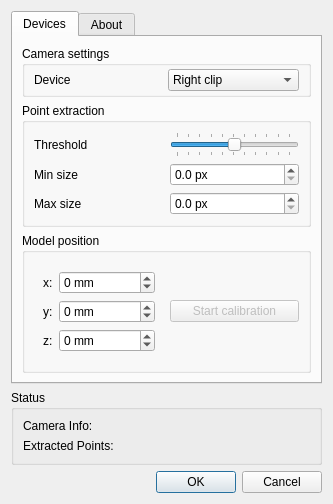
The window that tracker-pt/FTNoIR_PT_Controls.ui (KingMV/opentrack) describes before a commit, drawn with Qt 5.
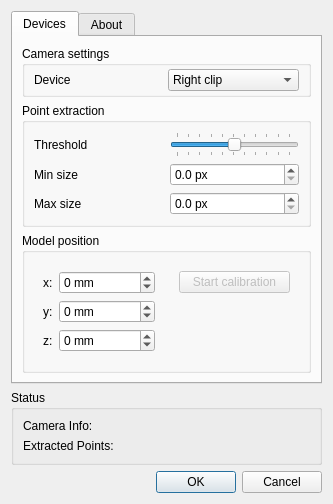
The same window after the commit. Icons and pictures are not drawn.

Commit message: tracker/pt: show sample count from calibrator

```diff
--- a/tracker-pt/FTNoIR_PT_Controls.ui
+++ b/tracker-pt/FTNoIR_PT_Controls.ui
@@ -399,6 +399,12 @@
            </widget>
           </item>
           <item row="0" column="1">
+           <widget class="QFrame" name="frame">
+            <layout class="QVBoxLayout" name="verticalLayout">
+             <property name="spacing">
+              <number>4</number>
+             </property>
+             <item>
            <widget class="QPushButton" name="tcalib_button">
             <property name="enabled">
              <bool>false</bool>
@@ -415,6 +421,19 @@
             <property name="checkable">
              <bool>true</bool>
             </property>
+              </widget>
+             </item>
+             <item>
+              <widget class="QLabel" name="sample_count_display">
+               <property name="text">
+                <string/>
+               </property>
+               <property name="wordWrap">
+                <bool>true</bool>
+               </property>
+              </widget>
+             </item>
+            </layout>
            </widget>
           </item>
          </layout>
```
Lines whose indentation alone changed are shown as unchanged.
